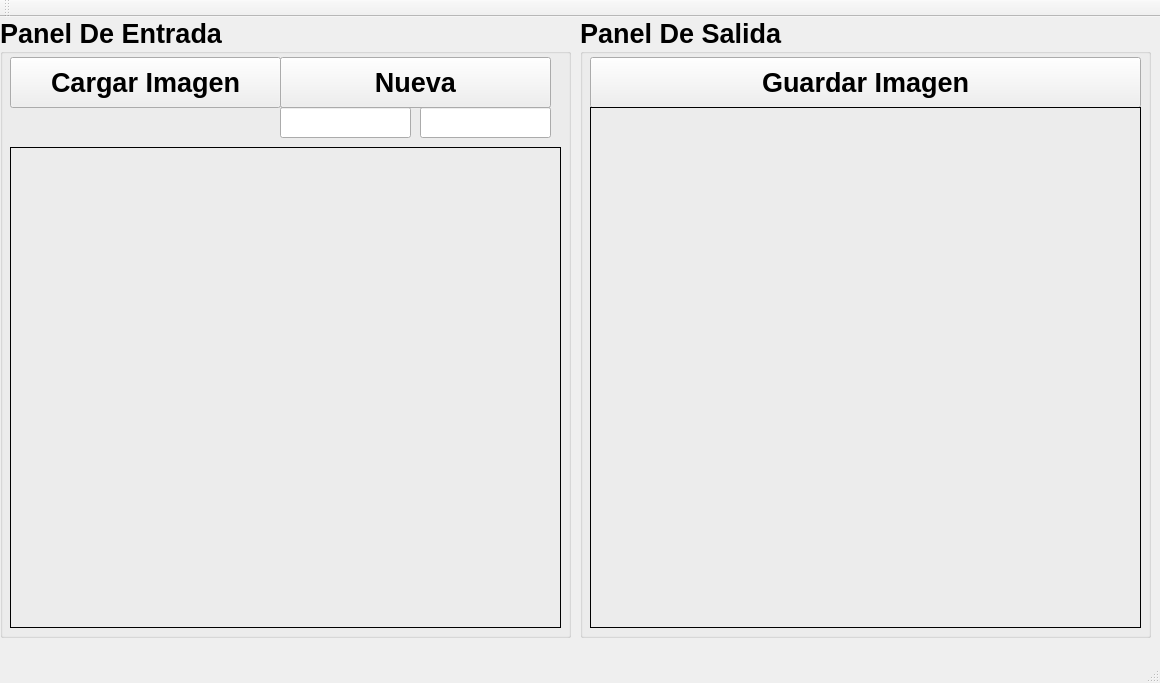
Old version of the form CargadorImagenesBMP/untitled1/ventanaprincipal.ui in the repository Arthyom/Qt.
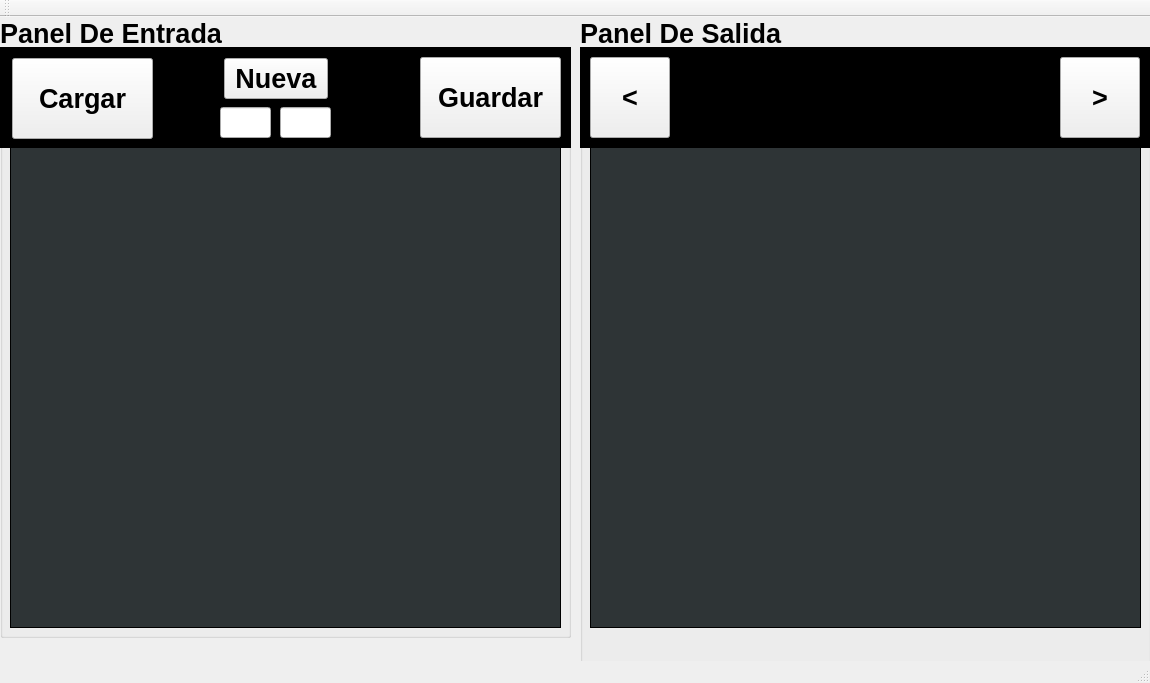
New version of the form.

What changed in the file:
```diff
--- a/CargadorImagenesBMP/untitled1/ventanaprincipal.ui
+++ b/CargadorImagenesBMP/untitled1/ventanaprincipal.ui
@@ -6,7 +6,7 @@
    <rect>
     <x>0</x>
     <y>0</y>
-    <width>1160</width>
+    <width>1150</width>
     <height>683</height>
    </rect>
   </property>
@@ -39,14 +39,14 @@
     <widget class="QPushButton" name="pushButton">
      <property name="geometry">
       <rect>
-       <x>10</x>
-       <y>40</y>
-       <width>271</width>
-       <height>51</height>
+       <x>12</x>
+       <y>41</y>
+       <width>141</width>
+       <height>81</height>
       </rect>
      </property>
      <property name="text">
-      <string>Cargar Imagen</string>
+      <string>Cargar</string>
      </property>
     </widget>
     <widget class="QLabel" name="label">
@@ -58,6 +58,9 @@
        <height>481</height>
       </rect>
      </property>
+     <property name="styleSheet">
+      <string notr="true">background-color: rgb(46, 52, 54);</string>
+     </property>
      <property name="frameShape">
       <enum>QFrame::Panel</enum>
      </property>
@@ -68,10 +71,10 @@
     <widget class="QPushButton" name="pushButton_3">
      <property name="geometry">
       <rect>
-       <x>280</x>
-       <y>40</y>
-       <width>271</width>
-       <height>51</height>
+       <x>224</x>
+       <y>41</y>
+       <width>104</width>
+       <height>41</height>
       </rect>
      </property>
      <property name="text">
@@ -81,23 +84,72 @@
     <widget class="QLineEdit" name="lineEdit">
      <property name="geometry">
       <rect>
-       <x>280</x>
+       <x>220</x>
        <y>90</y>
-       <width>131</width>
+       <width>51</width>
        <height>31</height>
       </rect>
      </property>
+     <property name="font">
+      <font>
+       <pointsize>10</pointsize>
+      </font>
+     </property>
     </widget>
     <widget class="QLineEdit" name="lineEdit_2">
      <property name="geometry">
       <rect>
+       <x>280</x>
+       <y>90</y>
+       <width>51</width>
+       <height>31</height>
+      </rect>
+     </property>
+     <property name="font">
+      <font>
+       <pointsize>10</pointsize>
+      </font>
+     </property>
+    </widget>
+    <widget class="QPushButton" name="pushButton_2">
+     <property name="geometry">
+      <rect>
        <x>420</x>
-       <y>90</y>
-       <width>131</width>
-       <height>31</height>
+       <y>40</y>
+       <width>141</width>
+       <height>81</height>
       </rect>
      </property>
+     <property name="text">
+      <string>Guardar</string>
+     </property>
     </widget>
+    <widget class="QLabel" name="label_3">
+     <property name="geometry">
+      <rect>
+       <x>0</x>
+       <y>30</y>
+       <width>571</width>
+       <height>101</height>
+      </rect>
+     </property>
+     <property name="autoFillBackground">
+      <bool>false</bool>
+     </property>
+     <property name="styleSheet">
+      <string notr="true">background-color: rgb(0, 0, 0);</string>
+     </property>
+     <property name="text">
+      <string/>
+     </property>
+    </widget>
+    <zorder>label_3</zorder>
+    <zorder>pushButton</zorder>
+    <zorder>label</zorder>
+    <zorder>pushButton_3</zorder>
+    <zorder>lineEdit</zorder>
+    <zorder>lineEdit_2</zorder>
+    <zorder>pushButton_2</zorder>
    </widget>
    <widget class="QGroupBox" name="groupBox_2">
     <property name="geometry">
@@ -105,7 +157,7 @@
       <x>580</x>
       <y>0</y>
       <width>571</width>
-      <height>621</height>
+      <height>655</height>
      </rect>
     </property>
     <property name="font">
@@ -118,28 +170,18 @@
     <property name="title">
      <string>Panel De Salida</string>
     </property>
-    <widget class="QPushButton" name="pushButton_2">
-     <property name="geometry">
-      <rect>
-       <x>10</x>
-       <y>40</y>
-       <width>551</width>
-       <height>51</height>
-      </rect>
-     </property>
-     <property name="text">
-      <string>Guardar Imagen</string>
-     </property>
-    </widget>
     <widget class="QLabel" name="label_2">
      <property name="geometry">
       <rect>
        <x>10</x>
-       <y>90</y>
+       <y>130</y>
        <width>551</width>
-       <height>521</height>
+       <height>481</height>
       </rect>
      </property>
+     <property name="styleSheet">
+      <string notr="true">background-color: rgb(46, 52, 54);</string>
+     </property>
      <property name="frameShape">
       <enum>QFrame::Box</enum>
      </property>
@@ -147,6 +189,55 @@
       <string/>
      </property>
     </widget>
+    <widget class="QPushButton" name="pushButton_4">
+     <property name="geometry">
+      <rect>
+       <x>480</x>
+       <y>40</y>
+       <width>80</width>
+       <height>81</height>
+      </rect>
+     </property>
+     <property name="text">
+      <string>&gt;</string>
+     </property>
+    </widget>
+    <widget class="QPushButton" name="pushButton_5">
+     <property name="geometry">
+      <rect>
+       <x>10</x>
+       <y>40</y>
+       <width>80</width>
+       <height>81</height>
+      </rect>
+     </property>
+     <property name="text">
+      <string>&lt;</string>
+     </property>
+    </widget>
+    <widget class="QLabel" name="label_4">
+     <property name="geometry">
+      <rect>
+       <x>0</x>
+       <y>30</y>
+       <width>571</width>
+       <height>101</height>
+      </rect>
+     </property>
+     <property name="autoFillBackground">
+      <bool>false</bool>
+     </property>
+     <property name="styleSheet">
+      <string notr="true">background-color: rgb(0, 0, 0);</string>
+     </property>
+     <property name="text">
+      <string/>
+     </property>
+    </widget>
+    <zorder>label_4</zorder>
+    <zorder>label_2</zorder>
+    <zorder>pushButton_4</zorder>
+    <zorder>pushButton_5</zorder>
    </widget>
   </widget>
   <widget class="QMenuBar" name="menuBar">
```
Left out of the diff: 2 changed lines with no effect on the pictures.
